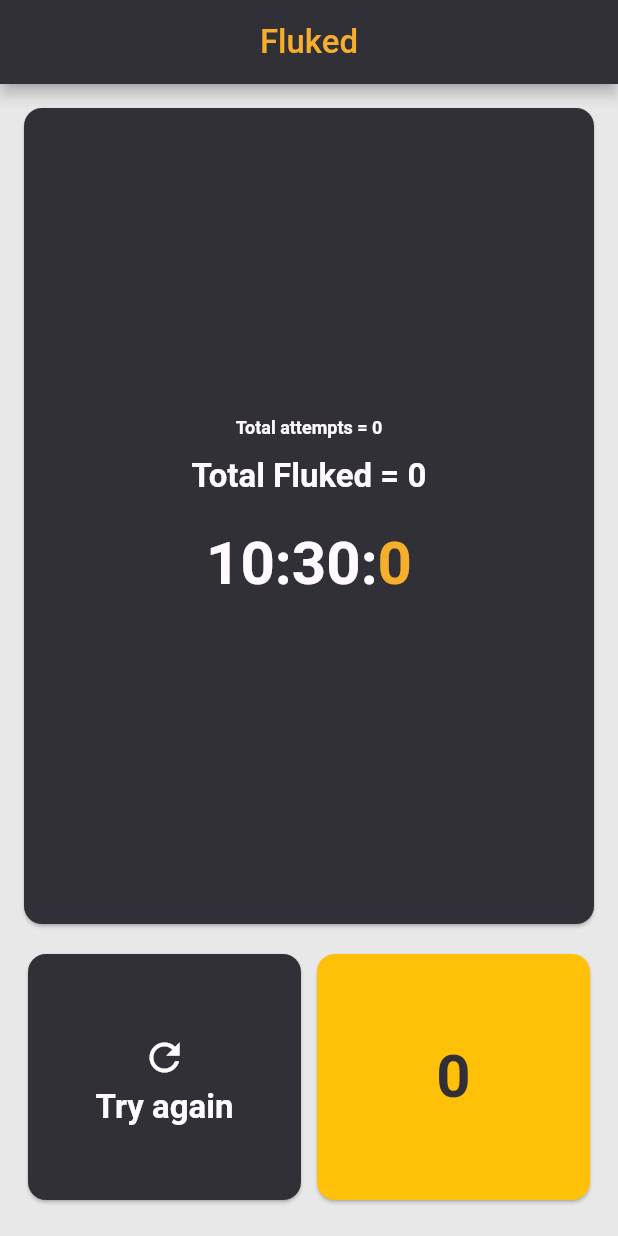
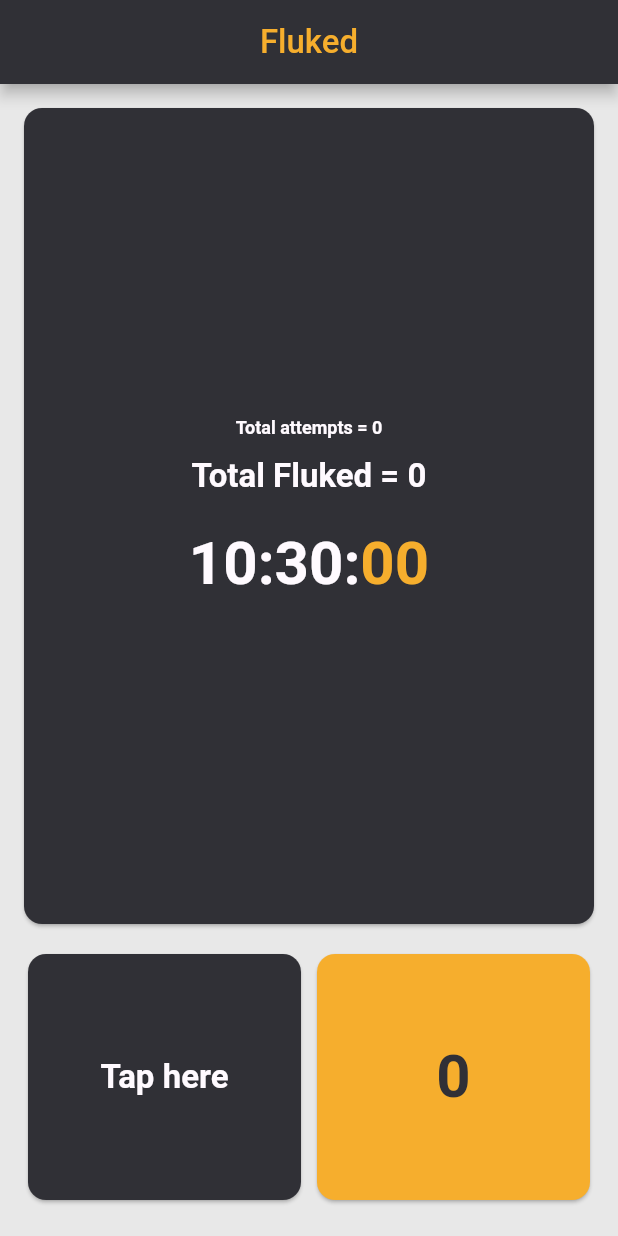
Before and after one commit to s1dc0des/fluked, a Flutter app: the screen it shows after launch, on a phone screen of 412 x 824 dp. Run offline on Flutter 3.47's test engine with Material 2 defaults, Android fonts, the phone set to English and light mode, and no system bars; our stand-ins replace bloc, flutter_bloc, shared_preferences, timer_builder, vibration.

Commit message:
almost final

```diff
--- a/lib/cubit/fluked_cubit.dart
+++ b/lib/cubit/fluked_cubit.dart
@@ -7,12 +7,7 @@ part 'fluked_state.dart';
 
 class FlukedCubit extends Cubit<FlukedResult> {
   LocalStorage _localStorage = LocalStorage();
-  FlukedCubit()
-      : super(FlukedResult(
-            random: 0,
-            totalAttempts: LocalStorage().getTotalAttempts(),
-            totalwinnings: LocalStorage().getTotalwins(),
-            won: false));
+  FlukedCubit() : super(FlukedResult(random: 0, initialdata: true, won: false));
 
   void checkWinner() async {
     _localStorage.increaseAttempts();
@@ -21,18 +16,16 @@ class FlukedCubit extends Cubit<FlukedResult> {
     print("is $random = $secondsNow  ???");
     print(random == secondsNow);
     if (random == secondsNow) {
-      await _localStorage.increaseWinning();
+      await _localStorage.increaseFluked();
       emit(FlukedResult(
         random: random,
-        totalAttempts: _localStorage.getTotalAttempts(),
-        totalwinnings: _localStorage.getTotalwins(),
+        initialdata: false,
         won: true,
       ));
     } else {
       emit(FlukedResult(
         random: random,
-        totalAttempts: _localStorage.getTotalAttempts(),
-        totalwinnings: _localStorage.getTotalwins(),
+        initialdata: false,
         won: false,
       ));
     }
--- a/lib/cubit/fluked_state.dart
+++ b/lib/cubit/fluked_state.dart
@@ -3,8 +3,7 @@ part of 'fluked_cubit.dart';
 class FlukedResult {
   final int random;
   final bool won;
-  final int totalAttempts;
-  final int totalwinnings;
+  final bool initialdata;
 
-  FlukedResult({this.random, this.totalAttempts, this.totalwinnings, this.won});
+  FlukedResult({this.initialdata, this.random, this.won});
 }
--- a/lib/main.dart
+++ b/lib/main.dart
@@ -1,10 +1,10 @@
 import 'package:fluked/constants/constants.dart';
+import 'package:fluked/repository/app_data_repository.dart';
 import 'package:fluked/utils/local_storage.dart';
 import 'package:fluked/views/home.dart';
 import 'package:flutter/material.dart';
 import 'package:flutter/services.dart';
 import 'package:flutter_bloc/flutter_bloc.dart';
-
 import 'cubit/fluked_cubit.dart';
 
 void main() async {
@@ -19,6 +19,8 @@ class MyApp extends StatelessWidget {
   Widget build(BuildContext context) {
     return BlocProvider(
       create: (context) => FlukedCubit(),
+      child: RepositoryProvider(
+        create: (context) => UserDataRepository(),
         child: MaterialApp(
           debugShowCheckedModeBanner: false,
           title: 'Fluked',
@@ -30,6 +32,7 @@ class MyApp extends StatelessWidget {
           ),
           home: MyHomePage(),
         ),
+      ),
     );
   }
 }
--- /dev/null
+++ b/lib/modals/app_data.dart
@@ -0,0 +1,25 @@
+import 'dart:convert';
+
+AppData appDataFromJson(String str) => AppData.fromJson(json.decode(str));
+
+String appDataToJson(AppData data) => json.encode(data.toJson());
+
+class AppData {
+  AppData({
+    this.totalFluked,
+    this.totalAttempts,
+  });
+
+  int totalFluked;
+  int totalAttempts;
+
+  factory AppData.fromJson(Map<String, dynamic> json) => AppData(
+        totalFluked: json["totalFluked"],
+        totalAttempts: json["totalAttempts"],
+      );
+
+  Map<String, dynamic> toJson() => {
+        "totalFluked": totalFluked,
+        "totalAttempts": totalAttempts,
+      };
+}
--- /dev/null
+++ b/lib/repository/app_data_repository.dart
@@ -0,0 +1,18 @@
+import 'package:fluked/modals/app_data.dart';
+import 'package:fluked/utils/local_storage.dart';
+import 'package:flutter/material.dart';
+
+abstract class AppDataRepository {
+  AppData getAppData();
+}
+
+class UserDataRepository extends AppDataRepository {
+  LocalStorage _localStorage = LocalStorage();
+  @override
+  AppData getAppData() {
+    return AppData(
+      totalAttempts: _localStorage.getTotalAttempts(),
+      totalFluked: _localStorage.getTotalFluked(),
+    );
+  }
+}
--- a/lib/utils/local_storage.dart
+++ b/lib/utils/local_storage.dart
@@ -19,7 +19,7 @@ class LocalStorage {
     preferences.remove(keyname);
   }
 
-  getTotalwins<int>() {
+  getTotalFluked<int>() {
     print(preferences.containsKey('totalwins'));
     if (preferences.containsKey('totalwins')) {
       return preferences.getInt("totalwins");
@@ -28,8 +28,8 @@ class LocalStorage {
     }
   }
 
-  increaseWinning() {
-    int previousWins = getTotalwins();
+  increaseFluked() {
+    int previousWins = getTotalFluked();
     print("total wins are $previousWins");
     preferences.setInt('totalwins', previousWins + 1);
   }
--- a/lib/views/home.dart
+++ b/lib/views/home.dart
@@ -2,6 +2,7 @@ import 'dart:async';
 
 import 'package:fluked/constants/constants.dart';
 import 'package:fluked/cubit/fluked_cubit.dart';
+import 'package:fluked/repository/app_data_repository.dart';
 import 'package:fluked/utils/local_storage.dart';
 import 'package:flutter/material.dart';
 import 'package:flutter_bloc/flutter_bloc.dart';
@@ -15,14 +16,6 @@ class MyHomePage extends StatefulWidget {
 }
 
 class _MyHomePageState extends State<MyHomePage> with SingleTickerProviderStateMixin {
-  LocalStorage _localStorage = LocalStorage();
-  // final String currentTime = getSystemTime();
-
-  // String getSystemTime() {
-  //   var now = DateTime.now();
-  //   return DateFormat("H:m:s").format(now);
-  // }
-
   @override
   void initState() {
     super.initState();
@@ -63,7 +56,6 @@ class _MyHomePageState extends State<MyHomePage> with SingleTickerProviderStateM
           },
           builder: (context, state) {
             final Size size = MediaQuery.of(context).size;
-
             return Column(
               mainAxisAlignment: MainAxisAlignment.center,
               children: <Widget>[
@@ -81,20 +73,20 @@ class _MyHomePageState extends State<MyHomePage> with SingleTickerProviderStateM
                             Padding(
                               padding: const EdgeInsets.all(12.0),
                               child: Text(
-                                "Total attempts = ${state.totalAttempts.toString()}",
+                                "Total attempts = ${RepositoryProvider.of<UserDataRepository>(context).getAppData().totalAttempts}",
                                 style: TextStyle(fontSize: 12, color: mangnolla),
                               ),
                             ),
                             Text(
-                              "Total Fluked = ${state.totalwinnings.toString()}",
+                              "Total Fluked = ${RepositoryProvider.of<UserDataRepository>(context).getAppData().totalFluked}",
                               style: TextStyle(fontSize: 22, color: mangnolla),
                             ),
                             Padding(
                               padding: const EdgeInsets.all(22.0),
                               child: TimerBuilder.periodic(Duration(seconds: 1), builder: (context) {
                                 DateTime now = DateTime.now();
-                                String time = DateFormat("H:m:").format(now);
-                                String timeseconds = DateFormat("s").format(now);
+                                String time = DateFormat("HH:mm:").format(now);
+                                String timeseconds = DateFormat("ss").format(now);
 
                                 return Row(
                                   mainAxisAlignment: MainAxisAlignment.center,
@@ -136,7 +128,7 @@ class _MyHomePageState extends State<MyHomePage> with SingleTickerProviderStateM
                                   child: Column(
                                 mainAxisAlignment: MainAxisAlignment.center,
                                 children: [
-                                  if (!state.won) ...[
+                                  if (!state.won && !state.initialdata) ...[
                                     Padding(
                                       padding: const EdgeInsets.all(5.0),
                                       child: Icon(
@@ -149,7 +141,18 @@ class _MyHomePageState extends State<MyHomePage> with SingleTickerProviderStateM
                                       "Try again",
                                     ),
                                   ],
+                                  if (state.initialdata) ...[
+                                    Text(
+                                      "Tap here",
+                                    ),
+                                  ],
                                   if (state.won) ...[
+                                    Padding(
+                                      padding: const EdgeInsets.all(5.0),
+                                      child: Text(
+                                        "${RepositoryProvider.of<UserDataRepository>(context).getAppData().totalFluked}",
+                                      ),
+                                    ),
                                     Text(
                                       "You won !!!",
                                     )
@@ -163,7 +166,7 @@ class _MyHomePageState extends State<MyHomePage> with SingleTickerProviderStateM
                           onTap: () {},
                           child: Card(
                             shape: RoundedRectangleBorder(borderRadius: BorderRadius.circular(12)),
-                            color: Colors.amber,
+                            color: honeyYellow,
                             child: Container(
                               width: size.width / 2 - 24,
                               child: Center(
```
Also changed, not shown: 7 other files. Lines whose indentation alone changed are shown as unchanged.
